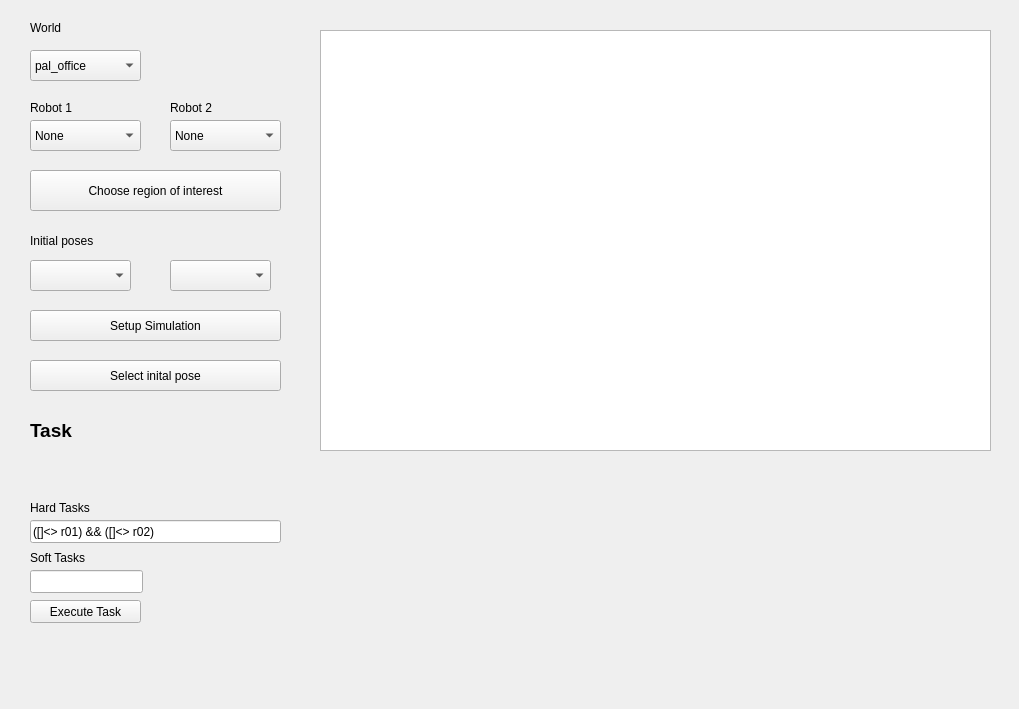
Before: the Qt Designer form rqt_simulation/resource/SimulationPlugin.ui in KTH-SML/CodeRepositoryTCST, drawn with Qt 5.
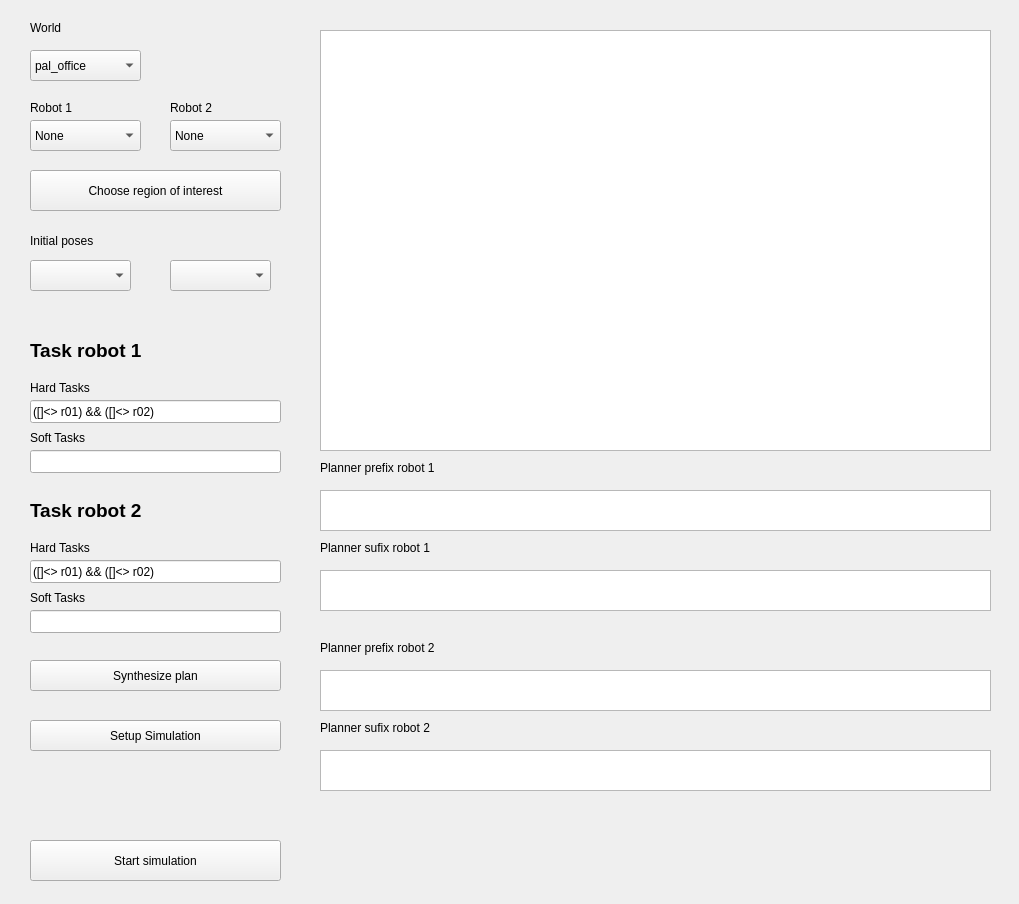
After: the same form once the commit is applied.

Commit message: added task planning

Patch:
```diff
--- a/rqt_simulation/resource/SimulationPlugin.ui
+++ b/rqt_simulation/resource/SimulationPlugin.ui
@@ -7,7 +7,7 @@
     <x>0</x>
     <y>0</y>
     <width>1019</width>
-    <height>709</height>
+    <height>904</height>
    </rect>
   </property>
   <property name="windowTitle">
@@ -146,8 +146,8 @@
    <property name="geometry">
     <rect>
      <x>30</x>
-     <y>420</y>
-     <width>71</width>
+     <y>340</y>
+     <width>261</width>
      <height>21</height>
     </rect>
    </property>
@@ -159,7 +159,7 @@
     </font>
    </property>
    <property name="text">
-    <string>Task</string>
+    <string>Task robot 1</string>
    </property>
   </widget>
   <widget class="QPushButton" name="button_RI">
@@ -179,7 +179,7 @@
    <property name="geometry">
     <rect>
      <x>30</x>
-     <y>520</y>
+     <y>400</y>
      <width>251</width>
      <height>23</height>
     </rect>
@@ -192,7 +192,7 @@
    <property name="geometry">
     <rect>
      <x>30</x>
-     <y>310</y>
+     <y>720</y>
      <width>251</width>
      <height>31</height>
     </rect>
@@ -205,7 +205,7 @@
    <property name="geometry">
     <rect>
      <x>30</x>
-     <y>500</y>
+     <y>380</y>
      <width>101</width>
      <height>16</height>
     </rect>
@@ -218,8 +218,8 @@
    <property name="geometry">
     <rect>
      <x>30</x>
-     <y>570</y>
-     <width>113</width>
+     <y>450</y>
+     <width>251</width>
      <height>23</height>
     </rect>
    </property>
@@ -231,7 +231,7 @@
    <property name="geometry">
     <rect>
      <x>30</x>
-     <y>550</y>
+     <y>430</y>
      <width>101</width>
      <height>16</height>
     </rect>
@@ -244,26 +244,13 @@
    <property name="geometry">
     <rect>
      <x>30</x>
-     <y>600</y>
-     <width>111</width>
-     <height>23</height>
-    </rect>
-   </property>
-   <property name="text">
-    <string>Execute Task</string>
-   </property>
-  </widget>
-  <widget class="QPushButton" name="button_initial_pose">
-   <property name="geometry">
-    <rect>
-     <x>30</x>
-     <y>360</y>
+     <y>660</y>
      <width>251</width>
      <height>31</height>
     </rect>
    </property>
    <property name="text">
-    <string>Select inital pose</string>
+    <string>Synthesize plan</string>
    </property>
   </widget>
   <widget class="QGraphicsView" name="graphicsView_main">
@@ -309,6 +296,183 @@
     <string>Initial poses</string>
    </property>
   </widget>
+  <widget class="QTextBrowser" name="textBrowser_prefix">
+   <property name="geometry">
+    <rect>
+     <x>320</x>
+     <y>490</y>
+     <width>671</width>
+     <height>41</height>
+    </rect>
+   </property>
+  </widget>
+  <widget class="QLabel" name="label_8">
+   <property name="geometry">
+    <rect>
+     <x>320</x>
+     <y>460</y>
+     <width>231</width>
+     <height>16</height>
+    </rect>
+   </property>
+   <property name="text">
+    <string>Planner prefix robot 1</string>
+   </property>
+  </widget>
+  <widget class="QTextBrowser" name="textBrowser_sufix">
+   <property name="geometry">
+    <rect>
+     <x>320</x>
+     <y>570</y>
+     <width>671</width>
+     <height>41</height>
+    </rect>
+   </property>
+  </widget>
+  <widget class="QLabel" name="label_9">
+   <property name="geometry">
+    <rect>
+     <x>320</x>
+     <y>540</y>
+     <width>271</width>
+     <height>16</height>
+    </rect>
+   </property>
+   <property name="text">
+    <string>Planner sufix robot 1</string>
+   </property>
+  </widget>
+  <widget class="QPushButton" name="button_start_sim">
+   <property name="geometry">
+    <rect>
+     <x>30</x>
+     <y>840</y>
+     <width>251</width>
+     <height>41</height>
+    </rect>
+   </property>
+   <property name="text">
+    <string>Start simulation</string>
+   </property>
+  </widget>
+  <widget class="QTextBrowser" name="textBrowser_prefix_2">
+   <property name="geometry">
+    <rect>
+     <x>320</x>
+     <y>670</y>
+     <width>671</width>
+     <height>41</height>
+    </rect>
+   </property>
+  </widget>
+  <widget class="QTextBrowser" name="textBrowser_sufix_2">
+   <property name="geometry">
+    <rect>
+     <x>320</x>
+     <y>750</y>
+     <width>671</width>
+     <height>41</height>
+    </rect>
+   </property>
+  </widget>
+  <widget class="QLabel" name="label_10">
+   <property name="geometry">
+    <rect>
+     <x>320</x>
+     <y>720</y>
+     <width>271</width>
+     <height>16</height>
+    </rect>
+   </property>
+   <property name="text">
+    <string>Planner sufix robot 2</string>
+   </property>
+  </widget>
+  <widget class="QLabel" name="label_11">
+   <property name="geometry">
+    <rect>
+     <x>320</x>
+     <y>640</y>
+     <width>231</width>
+     <height>16</height>
+    </rect>
+   </property>
+   <property name="text">
+    <string>Planner prefix robot 2</string>
+   </property>
+  </widget>
+  <widget class="QLineEdit" name="soft_task_input_2">
+   <property name="geometry">
+    <rect>
+     <x>30</x>
+     <y>610</y>
+     <width>251</width>
+     <height>23</height>
+    </rect>
+   </property>
+   <property name="text">
+    <string/>
+   </property>
+  </widget>
+  <widget class="QLineEdit" name="hard_task_input_2">
+   <property name="geometry">
+    <rect>
+     <x>30</x>
+     <y>560</y>
+     <width>251</width>
+     <height>23</height>
+    </rect>
+   </property>
+   <property name="text">
+    <string>([]&lt;&gt; r01) &amp;&amp; ([]&lt;&gt; r02)</string>
+   </property>
+  </widget>
+  <widget class="QLabel" name="label_12">
+   <property name="geometry">
+    <rect>
+     <x>30</x>
+     <y>590</y>
+     <width>101</width>
+     <height>16</height>
+    </rect>
+   </property>
+   <property name="text">
+    <string>Soft Tasks</string>
+   </property>
+  </widget>
+  <widget class="QLabel" name="label_13">
+   <property name="geometry">
+    <rect>
+     <x>30</x>
+     <y>500</y>
+     <width>261</width>
+     <height>21</height>
+    </rect>
+   </property>
+   <property name="font">
+    <font>
+     <pointsize>14</pointsize>
+     <weight>75</weight>
+     <bold>true</bold>
+    </font>
+   </property>
+   <property name="text">
+    <string>Task robot 2</string>
+   </property>
+  </widget>
+  <widget class="QLabel" name="label_14">
+   <property name="geometry">
+    <rect>
+     <x>30</x>
+     <y>540</y>
+     <width>101</width>
+     <height>16</height>
+    </rect>
+   </property>
+   <property name="text">
+    <string>Hard Tasks</string>
+   </property>
+  </widget>
  </widget>
  <resources/>
  <connections/>
```
The commit also changes 82 other files.
